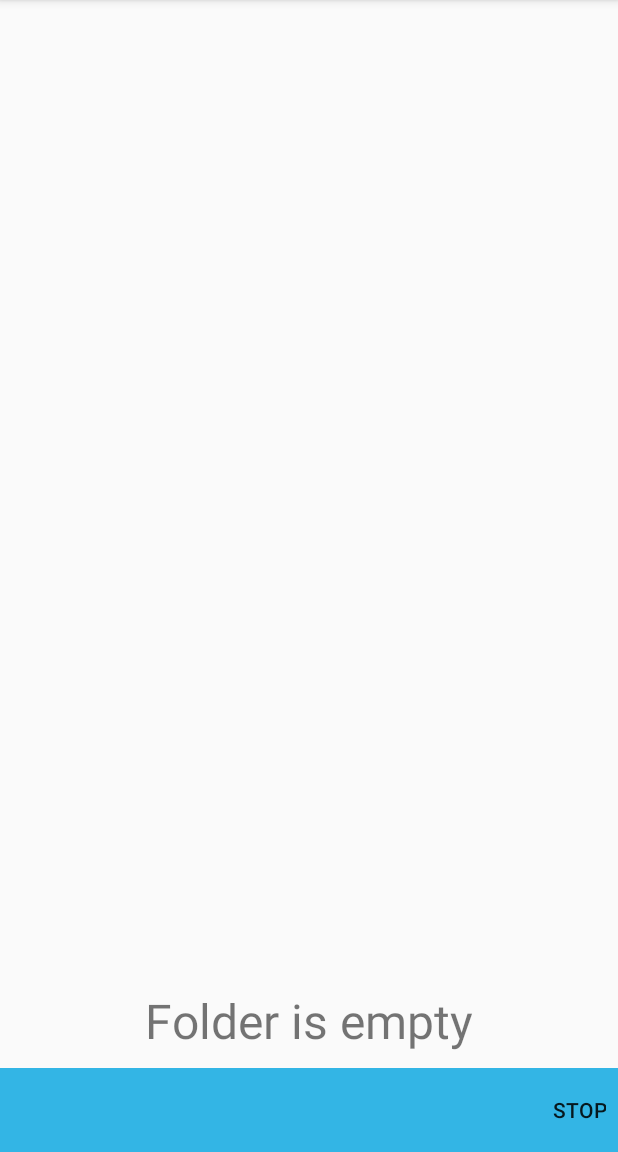
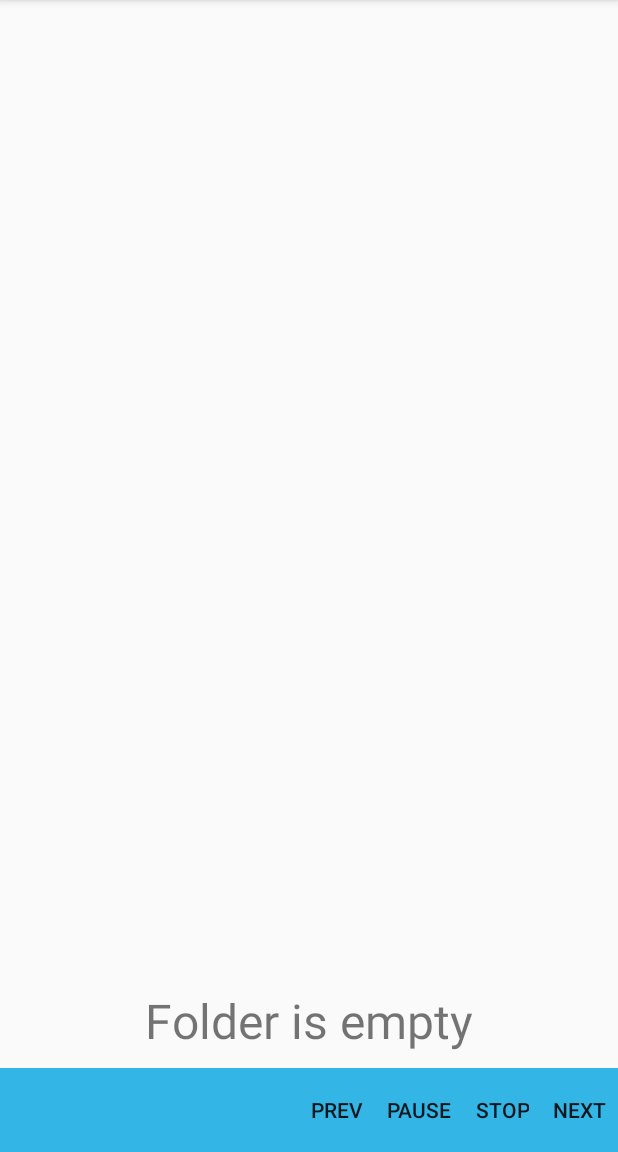
Before and after one commit to mfursov/kortik, an Android app: the screen it shows after launch (MainActivity), on a phone screen of 412 x 824 dp, the part 84-1236 px from its top. Run offline under Robolectric (Android 15) with nearby library versions, the phone set to English and light mode, and no system bars; libraries missing offline, so code that uses them is left out: kotlin.test.assertNotNull; 11 statements that could not run were skipped.

Commit message:
Migrating to Anko 0.7.3 Adding Pause/Prev/Next buttons

```diff
--- a/app/build.gradle
+++ b/app/build.gradle
@@ -28,7 +28,7 @@ dependencies {
     testCompile 'junit:junit:4.12'
     compile 'com.android.support:appcompat-v7:23.1.0'
     compile "org.jetbrains.kotlin:kotlin-stdlib:$kotlin_version"
-    compile 'org.jetbrains.anko:anko-sdk15:0.7.2'
+    compile 'org.jetbrains.anko:anko-sdk15:0.7.3'
 }
 buildscript {
     ext.kotlin_version = '1.0.0-beta-1103'
--- a/app/src/main/java/com/github/mfursov/kortik/PlayBarController.kt
+++ b/app/src/main/java/com/github/mfursov/kortik/PlayBarController.kt
@@ -32,7 +32,10 @@ class PlayBarController(activity: MainActivity) : AppStateListener, KortikLogger
     fun onOptionsItemSelected(item: MenuItem): Boolean {
         debug { "PlayBarController::onOptionsItemSelected $item" }
         when {
+            item.itemId == R.id.action_pause_playback -> pausePlayback()
             item.itemId == R.id.action_stop_playback -> stopPlayback()
+            item.itemId == R.id.action_play_prev -> playNextFile(false);
+            item.itemId == R.id.action_play_next -> playNextFile(true);
         }
         return true;
     }
--- a/app/src/main/res/menu/playback_menu.xml
+++ b/app/src/main/res/menu/playback_menu.xml
@@ -4,10 +4,31 @@
       tools:context=".MainActivity">
 
     <item
+        android:id="@+id/action_play_prev"
+        android:orderInCategory="100"
+        android:title="@string/action_play_prev"
+        app:showAsAction="always"
+        tools:ignore="AlwaysShowAction"/>
+
+    <item
+        android:id="@+id/action_pause_playback"
+        android:orderInCategory="100"
+        android:title="@string/action_pause_playback"
+        app:showAsAction="always"
+        />
+
+    <item
         android:id="@+id/action_stop_playback"
         android:orderInCategory="100"
         android:title="@string/action_stop_playback"
-        app:showAsAction="ifRoom"
+        app:showAsAction="always"
+        />
+
+    <item
+        android:id="@+id/action_play_next"
+        android:orderInCategory="100"
+        android:title="@string/action_play_next"
+        app:showAsAction="always"
         />
 
 </menu>
--- a/app/src/main/res/values/strings.xml
+++ b/app/src/main/res/values/strings.xml
@@ -2,6 +2,9 @@
     <string name="app_name">Kortik</string>
     <string name="action_settings">Settings</string>
     <string name="action_stop_playback">Stop</string>
+    <string name="action_pause_playback">Pause</string>
     <string name="action_goto_playing">To Active</string>
+    <string name="action_play_prev">Prev</string>
+    <string name="action_play_next">Next</string>
     <string name="folder_is_empty">Folder is empty</string>
 </resources>
```
Also changed, not shown: app/src/main/java/com/github/mfursov/kortik/KortikActions.kt (+29 -4 lines).
